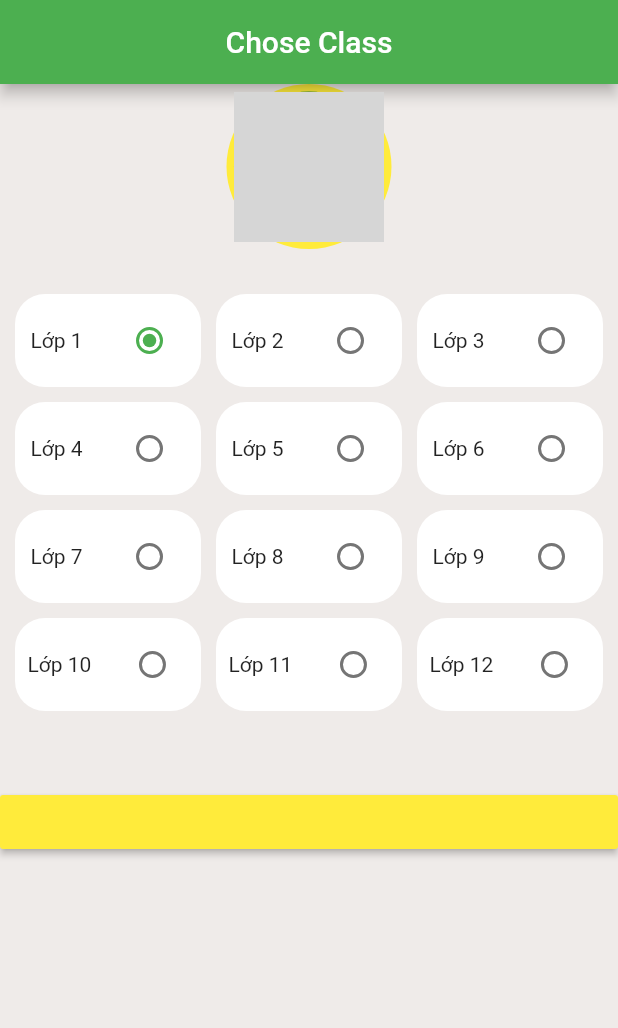
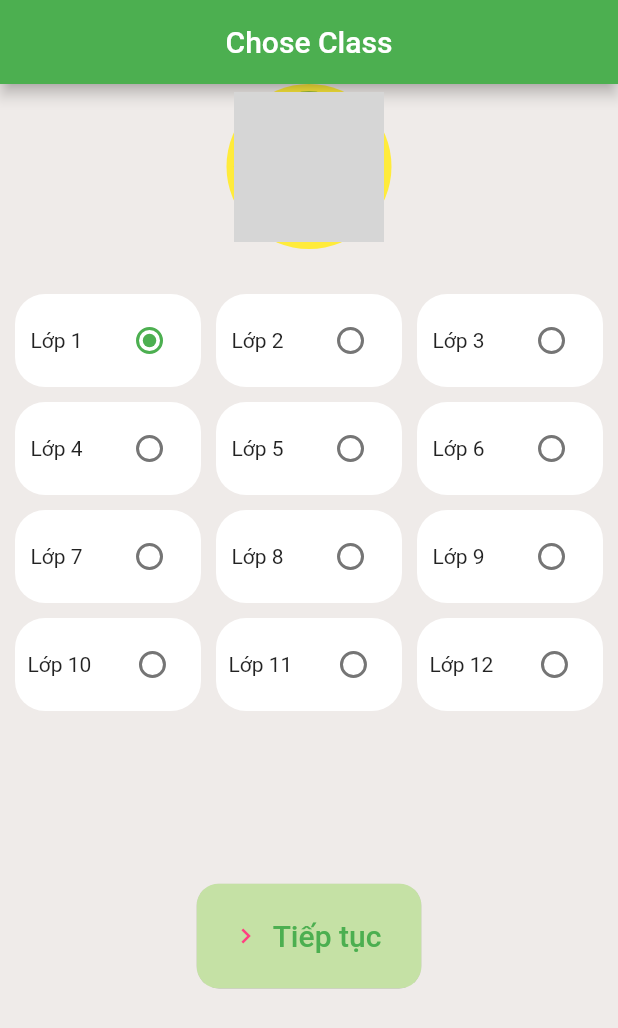
Before and after one commit to truonganhhoang/INT3120-2-2020, a Flutter app: the ChoseClassPage screen opened directly, on a phone screen of 412 x 824 dp. Shown: the top 1028 px of the screen. Run offline on Flutter 3.47's test engine with Material 2 defaults, Android fonts, the phone set to English and light mode, and no system bars; our stand-ins replace cloud_firestore, firebase_auth, firebase_core, flutter_html, google_fonts, google_sign_in; missing offline and left inert: flutter_auth_buttons; accounts and stored records are empty; network calls fail; grey boxes are pictures that could not be loaded.

Commit message:
disable lanscape mode and update first time login ui and config app

```diff
--- a/19/vietjack_mobile_app/lib/ChoseClassPage.dart
+++ b/19/vietjack_mobile_app/lib/ChoseClassPage.dart
@@ -392,11 +392,35 @@ class _ChoseClassPageState extends State<ChoseClassPage> {
               ),
             ),
             new SliverPadding(
-              padding: EdgeInsets.only(top: 50),
+              padding: EdgeInsets.only(top: 100),
               sliver: new SliverList(delegate: new SliverChildListDelegate(
                 [
-                  new RaisedButton(
-                    onPressed: this.addUser
+                  new Container(
+                    height: 100,
+                    child: new Stack(
+                      children: [
+                        Center(
+                          child: new Container(
+                            width: 150,
+                            height: 70,
+                            child: new ClipRRect(
+                              borderRadius: BorderRadius.circular(15),
+                              child: new RaisedButton.icon(
+                                color: Colors.lightGreen[200],
+                                onPressed: this.addUser,
+                                label: new Text("Tiếp tục",
+                                  style: new TextStyle(
+                                    fontSize: 20,
+                                    color: Colors.green
+                                  ),
+                                ),
+                                icon: Icon(Icons.navigate_next,size: 20,color: Colors.pinkAccent),
+                              ),
+                            ),
+                          ),
+                        ),
+                      ],
+                    ),
                   )
                 ]
               )),
--- a/19/vietjack_mobile_app/lib/UI/ExamOnline.dart
+++ b/19/vietjack_mobile_app/lib/UI/ExamOnline.dart
@@ -67,7 +67,7 @@ class _ExamOnlineState extends State<ExamOnline> with TickerProviderStateMixin {
           ),
           elevation: 0,
           actions: <Widget>[
-            TextButton(
+            FlatButton(
                 onPressed: () {},
                 child: Text("Nộp bài", style: TextStyle(color: Colors.orange)))
           ],
--- a/19/vietjack_mobile_app/lib/main.dart
+++ b/19/vietjack_mobile_app/lib/main.dart
@@ -6,8 +6,10 @@ import 'ThiOnline.dart';
 import 'homePage.dart';
 import 'LoginPage.dart';
 import 'UserInfoPage.dart';
-
+import 'package:flutter/services.dart';
 void main() {
+  WidgetsFlutterBinding.ensureInitialized();
+  SystemChrome.setPreferredOrientations([DeviceOrientation.portraitUp, DeviceOrientation.portraitDown]);
   runApp(new MaterialApp(
       debugShowCheckedModeBanner: false,
       theme: new ThemeData(
```
Also changed, not shown: 19/vietjack_mobile_app/pubspec.lock.
